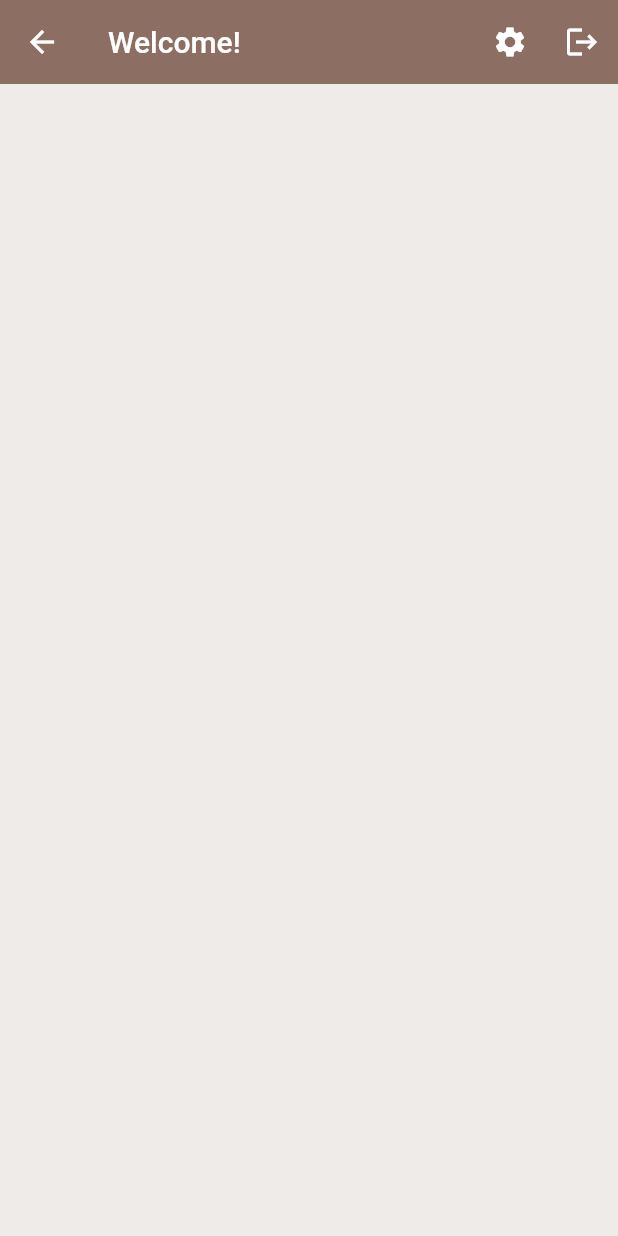
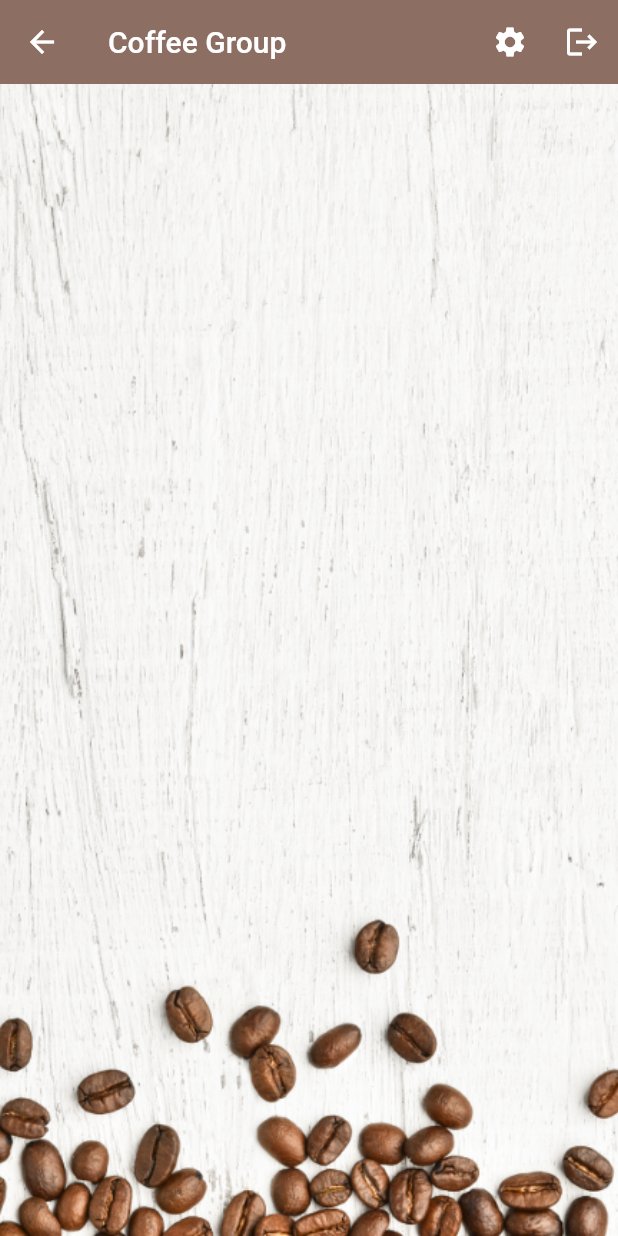
Before and after one commit to anapimolodec/flutter-firebase, a Flutter app: the Home screen opened directly, on a phone screen of 412 x 824 dp. Run offline on Flutter 3.47's test engine with Material 2 defaults, Android fonts, the phone set to English and light mode, and no system bars; our stand-ins replace cloud_firestore, firebase_auth, firebase_core, flutter_spinkit; accounts and stored records are empty.

Commit message:
all done

```diff
--- a/lib/screens/home/brew_tile.dart
+++ b/lib/screens/home/brew_tile.dart
@@ -15,6 +15,7 @@ class BrewTile extends StatelessWidget {
         child: ListTile(
           leading: CircleAvatar(
             backgroundColor: Colors.brown[brew.strength],
+            backgroundImage: AssetImage('assets/coffee_icon.png'),
             radius: 25,
           ),
           title: Text(brew.name),
--- a/lib/screens/home/home.dart
+++ b/lib/screens/home/home.dart
@@ -29,7 +29,7 @@ class Home extends StatelessWidget {
       child: Scaffold(
         backgroundColor: Colors.brown[50],
         appBar: AppBar(
-          title: Text('Welcome!'),
+          title: Text('Coffee Group'),
           centerTitle: false,
           backgroundColor: Colors.brown[400],
           elevation: 0.0,
@@ -46,7 +46,15 @@ class Home extends StatelessWidget {
             )
           ],
         ),
-        body: BrewList(),
+        body: Container(
+          decoration: BoxDecoration(
+            image: DecorationImage(
+              image: AssetImage('assets/coffee_bg.png'),
+              fit: BoxFit.cover,
+            ),
+          ),
+          child: BrewList(),
+        ),
       ),
     );
   }
--- a/pubspec.yaml
+++ b/pubspec.yaml
@@ -64,9 +64,8 @@ flutter:
   uses-material-design: true
 
   # To add assets to your application, add an assets section, like this:
-  # assets:
-  #   - images/a_dot_burr.jpeg
-  #   - images/a_dot_ham.jpeg
+  assets:
+    - assets/
 
   # An image asset can refer to one or more resolution-specific "variants", see
   # https://flutter.dev/assets-and-images/#resolution-aware
```
Also changed, not shown: assets/coffee_bg.png (added), assets/coffee_icon.png (added).
